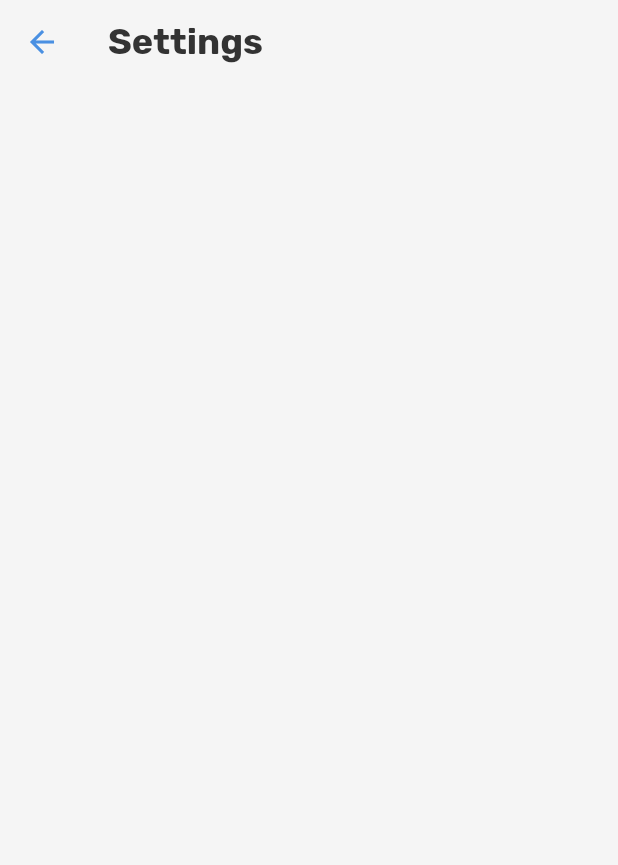
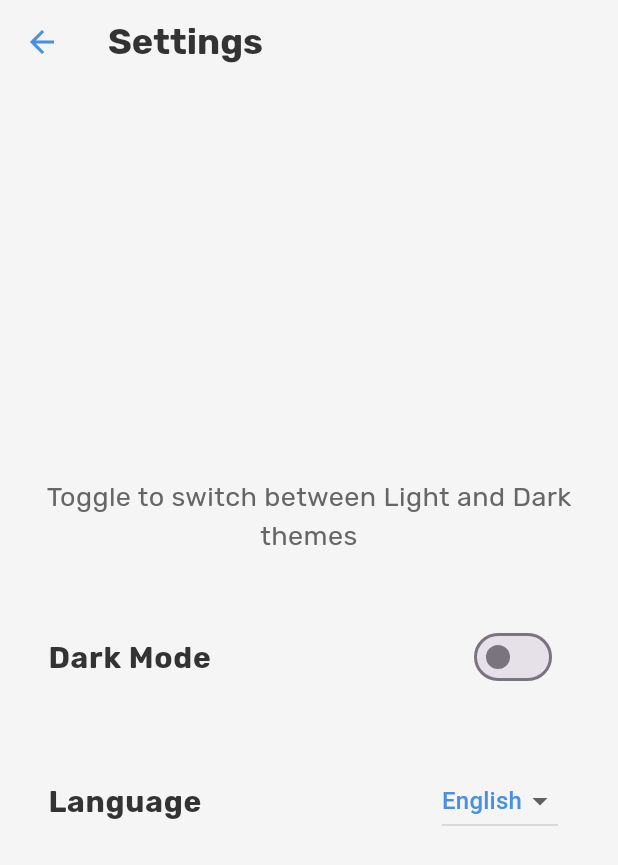
Before and after one commit to FadyElze3iky/BrainScopeAI, a Flutter app: the screen it shows after launch, after a tap on the "settings" icon, on a phone screen of 412 x 824 dp. Shown: the top 865 px of the screen. Run offline on Flutter 3.47's test engine with Material 3 defaults, Android fonts, the phone set to English and light mode, and no system bars; our stand-ins replace animated_text_kit, device_info_plus, device_preview, flutter_slidable, get, hive and 5 more; missing offline and left inert: tflite_flutter; accounts and stored records are empty.

Commit message:
stop for add intro

```diff
--- a/lib/core/theme/app_theme.dart
+++ b/lib/core/theme/app_theme.dart
@@ -1,6 +1,6 @@
 import 'package:flutter/material.dart';
 
-ThemeData appTheme() {
+ThemeData appThemeLight() {
   return ThemeData(
     // Primary color for the app
     primaryColor: Color(0xFF4A90E2), // Soft blue
@@ -78,3 +78,85 @@ ThemeData appTheme() {
     ),
   );
 }
+
+ThemeData appThemeDark() {
+  return ThemeData(
+    // Primary color for the app
+    primaryColor: Color(0xFF4A90E2), // Soft blue (retained for consistency)
+    scaffoldBackgroundColor: Color(0xFF121212), // Dark grey background
+
+    // AppBar theme
+    appBarTheme: AppBarTheme(
+      backgroundColor: Color(0xFF121212), // Match dark background
+      elevation: 0, // Flat design
+      titleTextStyle: TextStyle(
+        color: Color(0xFFE0E0E0), // Light grey for title
+        fontSize: 24,
+        fontWeight: FontWeight.bold,
+        fontFamily: 'Rubik',
+      ),
+      iconTheme:
+          IconThemeData(color: Color(0xFF4A90E2)), // Blue icons (retained)
+    ),
+
+    // Text theme for typography
+    textTheme: TextTheme(
+      headlineLarge: TextStyle(
+          fontSize: 24,
+          fontWeight: FontWeight.bold,
+          color: Color(0xFFE0E0E0), // Light grey
+          fontFamily: 'Rubik'),
+      bodyLarge: TextStyle(
+          fontSize: 20,
+          color: Color(0xFFE0E0E0), // Light grey
+          fontFamily: 'Rubik',
+          fontWeight: FontWeight.bold),
+      bodyMedium: TextStyle(
+          fontSize: 18,
+          color: Color(0xFFB0B0B0), // Medium grey
+          fontFamily: 'Rubik'),
+      bodySmall: TextStyle(
+          fontSize: 16,
+          color: Color(0xFF9E9E9E), // Slightly darker grey
+          fontFamily: 'Rubik'),
+      labelSmall: TextStyle(
+          fontSize: 14,
+          color: Color(0xFF8D8D8D), // Darker grey
+          fontFamily: 'Rubik'),
+    ),
+
+    // Button theme
+    elevatedButtonTheme: ElevatedButtonThemeData(
+      style: ElevatedButton.styleFrom(
+        backgroundColor: Color(0xFF4A90E2), // Blue button (slightly brighter)
+        foregroundColor: Colors.white, // White text/icon
+        shape: RoundedRectangleBorder(
+          borderRadius: BorderRadius.circular(12), // Rounded corners
+        ),
+        padding: EdgeInsets.symmetric(vertical: 16, horizontal: 24),
+        textStyle: TextStyle(fontSize: 16, fontWeight: FontWeight.w600),
+      ),
+    ),
+
+    // Card theme for sections
+    cardTheme: CardTheme(
+      color: Color(0xFF1E1E1E), // Darker card background
+      elevation: 2,
+      shape: RoundedRectangleBorder(
+        borderRadius: BorderRadius.circular(12),
+      ),
+    ),
+
+    // Icon theme
+    iconTheme: IconThemeData(
+      color: Color(0xFF4A90E2), // Blue icons (retained)
+      size: 24,
+    ),
+
+    // Progress indicators (e.g., CircularProgressIndicator)
+    progressIndicatorTheme: ProgressIndicatorThemeData(
+      color: Color(0xFF4A90E2), // Blue for progress (retained)
+      linearTrackColor: Color(0xFF616161), // Darker grey for pending
+    ),
+  );
+}
--- a/lib/features/home/data/repo/home_repo_impl.dart
+++ b/lib/features/home/data/repo/home_repo_impl.dart
@@ -204,7 +204,8 @@ class HomeRepoImpl implements HomeRepo {
       model.close();
       return {
         'class': maxIndex.toString(),
-        'confidence': '${(maxScore * 100).toStringAsFixed(2)}%'
+        'confidence': '${(maxScore * 100).toStringAsFixed(2)}%',
+        'persent': (maxScore * 100).toStringAsFixed(2).toString()
       };
     } catch (e) {
       throw (Exception('Error running inference: $e'));
--- a/lib/features/home/presentation/ui/home_screen/widgets/appbar/home_bar.dart
+++ b/lib/features/home/presentation/ui/home_screen/widgets/appbar/home_bar.dart
@@ -10,7 +10,7 @@ class HomeBar extends StatelessWidget {
   @override
   Widget build(BuildContext context) {
     return SliverAppBar(
-      title: const Text('Home'),
+      title: Text('Home'.tr),
       automaticallyImplyLeading: false,
       actions: <Widget>[
         IconButton(
@@ -18,7 +18,7 @@ class HomeBar extends StatelessWidget {
           onPressed: () {
             Get.toNamed('/setting');
           },
-          tooltip: 'Settings',
+          tooltip: 'Settings'.tr,
         ),
       ],
       floating: true,
@@ -47,10 +47,11 @@ class HomeBar extends StatelessWidget {
               borderRadius: BorderRadius.circular(10.0),
               boxShadow: [
                 BoxShadow(
-                  color: const Color.fromARGB(137, 175, 175, 175),
-                  blurRadius: 10.0,
-                  spreadRadius: 5.0,
-                  offset: Offset(4, 10),
+                  color: const Color.fromARGB(
+                      45, 0, 0, 0), // Shadow color with opacity
+                  spreadRadius: 0, // Spread of the shadow
+                  blurRadius: 20, // Blur effect
+                  offset: const Offset(15, 15), // Shadow position (bottom)
                 ),
               ]),
           child: ElevatedButton(
@@ -70,7 +71,7 @@ class HomeBar extends StatelessWidget {
                       height: 50,
                     ),
                     Text(
-                      'New Scan',
+                      'New Scan'.tr,
                       style: Theme.of(context)
                           .textTheme
                           .bodyLarge!
--- a/lib/features/home/presentation/ui/new_scan/widgets/new_scan_body.dart
+++ b/lib/features/home/presentation/ui/new_scan/widgets/new_scan_body.dart
@@ -32,7 +32,7 @@ class NewScanBody extends StatelessWidget {
                     fit: BoxFit.contain,
                     animate: true, // Reactive animation state
                   ),
-                  Text('From Gallery')
+                  Text('From Gallery'.tr)
                 ],
               ),
             ),
@@ -52,7 +52,7 @@ class NewScanBody extends StatelessWidget {
                     animate: true, // Reactive animation state
                   ),
                   Text(
-                    'Camera Scan',
+                    'Camera Scan'.tr,
                     style: TextStyle(color: Colors.grey),
                   )
                 ],
--- /dev/null
+++ b/lib/features/setting/presentation/controller/app_translations.dart
@@ -0,0 +1,61 @@
+import 'package:get/get.dart';
+
+class AppTranslations extends Translations {
+  @override
+  Map<String, Map<String, String>> get keys => {
+        'en': {
+          'light': 'Light',
+          'dark': 'Dark',
+          'toggle_theme_description':
+              'Toggle to switch between Light and Dark themes',
+          'dark_mode': 'Dark Mode',
+          'language': 'Language',
+          'english': 'English',
+          'arabic': 'Arabic',
+          'Home': 'Home',
+          'New Scan': 'New Scan',
+          'Add title': 'Add title',
+          'title': 'title',
+          'Save': 'Save',
+          'From Gallery': 'From Gallery',
+          'Camera Scan': 'Camera Scan',
+          'Confidence:': 'Confidence:',
+          'Class: %s': 'Class: %s',
+          'Settings': 'Settings',
+          'Class: Mild Demented': 'Class: Mild Demented',
+          'Class: Moderate Demented': 'Class: Moderate Demented',
+          'Class: Non Demented': 'Class: Non Demented',
+          'Class: Very Mild Demented': 'Class: Very Mild Demented',
+          'The confidence under 95% \nTry again with clear Brain MRI':
+              'The confidence under 95% \nTry again with clear Brain MRI',
+          'unknowen': 'unknowen',
+        },
+        'ar': {
+          'light': 'فاتح',
+          'dark': 'داكن',
+          'toggle_theme_description':
+              'قم بالتبديل لتغيير بين الثيمات الفاتحة والداكنة',
+          'dark_mode': 'الوضع الداكن',
+          'language': 'اللغة',
+          'english': 'الإنجليزية',
+          'arabic': 'العربية',
+          'Home': 'الرئيسية',
+          'New Scan': 'مسح جديد',
+          'Add title': 'إضافة عنوان',
+          'title': 'عنوان',
+          'Save': 'حفظ',
+          'From Gallery': 'من المعرض',
+          'Camera Scan': 'مسح بالكاميرا',
+          'Confidence:': 'الثقة:',
+          'Class: %s': 'الفئة: %s',
+          'Settings': 'الإعدادات',
+          'Class: Mild Demented': 'الفئة:الخرف الخفيف',
+          'Class: Moderate Demented': 'الفئة:الخرف المتوسط',
+          'Class: Non Demented': 'الفئة:غير مصاب بالخرف',
+          'Class: Very Mild Demented': 'الفئة:الخرف الخفيف جدًا',
+          'The confidence under 95% \nTry again with clear Brain MRI':
+              'الثقة أقل من 95% \nحاول مرة أخرى باستخدام صورة رنين مغناطيسي واضحة للدماغ',
+          'unknowen': 'غير معروف',
+        },
+      };
+}
--- /dev/null
+++ b/lib/features/setting/presentation/controller/setting_controller.dart
@@ -0,0 +1,76 @@
+import 'package:BrainScopeAI/core/theme/app_theme.dart';
+import 'package:flutter/material.dart';
+import 'package:get/get.dart';
+import 'package:hive/hive.dart';
+
+class SettingsController extends GetxController {
+  // Keys for Hive storage
+  static const String _themeKey = 'isDarkMode';
+  static const String _localeKey = 'locale';
+
+  // Hive box name
+  static const String _boxName = 'settings';
+
+  // Observable for dark mode
+  var isDarkMode = false.obs;
+
+  // Observable for locale
+  var currentLocale = 'en'.obs; // Default to English
+
+  // Hive box reference
+  late Box _settingsBox;
+
+  @override
+  void onInit() {
+    super.onInit();
+    _initHive();
+  }
+
+  // Initialize Hive and load preferences
+  Future<void> _initHive() async {
+    _settingsBox = await Hive.openBox(_boxName);
+    // Load saved theme preference, default to false (light mode)
+    isDarkMode.value = _settingsBox.get(_themeKey, defaultValue: false) as bool;
+    // Load saved locale preference, default to 'en'
+    currentLocale.value =
+        _settingsBox.get(_localeKey, defaultValue: 'en') as String;
+    // Update app theme and locale
+    _updateTheme();
+    _updateLocale();
+  }
+
+  // Toggle theme and save preference
+  void toggleTheme() {
+    isDarkMode.value = !isDarkMode.value;
+    _settingsBox.put(_themeKey, isDarkMode.value);
+    _updateTheme();
+  }
+
+  // Update the app's theme
+  void _updateTheme() {
+    Get.changeTheme(isDarkMode.value ? appThemeDark() : appThemeLight());
+  }
+
+  // Get current theme mode
+  ThemeMode getCurrentTheme() {
+    return isDarkMode.value ? ThemeMode.dark : ThemeMode.light;
+  }
+
+  // Change locale and save preference
+  void changeLocale(String locale) {
+    currentLocale.value = locale;
+    _settingsBox.put(_localeKey, locale);
+    _updateLocale();
+  }
+
+  // Update the app's locale
+  void _updateLocale() {
+    Get.updateLocale(Locale(currentLocale.value));
+  }
+
+  @override
+  void onClose() {
+    _settingsBox.close();
+    super.onClose();
+  }
+}
--- /dev/null
+++ b/lib/features/setting/presentation/ui/setting_screen.dart
@@ -0,0 +1,17 @@
+import 'package:BrainScopeAI/features/setting/presentation/ui/widgets/setting_body.dart';
+import 'package:flutter/material.dart';
+import 'package:get/get.dart';
+
+class SettingScreen extends StatelessWidget {
+  const SettingScreen({super.key});
+
+  @override
+  Widget build(BuildContext context) {
+    return Scaffold(
+      appBar: AppBar(
+        title: Text('Settings'.tr),
+      ),
+      body: SettingBody(),
+    );
+  }
+}
--- /dev/null
+++ b/lib/features/setting/presentation/ui/widgets/setting_body.dart
@@ -0,0 +1,75 @@
+import 'package:BrainScopeAI/features/setting/presentation/controller/setting_controller.dart';
+import 'package:flutter/material.dart';
+import 'package:get/get.dart';
+
+class SettingBody extends StatelessWidget {
+  const SettingBody({super.key});
+
+  @override
+  Widget build(BuildContext context) {
+    final SettingsController settingsController =
+        Get.find<SettingsController>();
+
+    return Center(
+      child: Padding(
+        padding: const EdgeInsets.all(16.0),
+        child: Column(
+          mainAxisAlignment: MainAxisAlignment.center,
+          children: [
+            // Display current theme
+
+            // Description
+            Text(
+              'toggle_theme_description'.tr,
+              style: Theme.of(context).textTheme.bodyMedium,
+              textAlign: TextAlign.center,
+            ),
+            SizedBox(height: 40),
+            // Theme toggle switch
+            Obx(() => SwitchListTile(
+                  title: Text(
+                    'dark_mode'.tr,
+                    style: Theme.of(context).textTheme.bodyLarge,
+                  ),
+                  value: settingsController.isDarkMode.value,
+                  onChanged: (value) {
+                    settingsController.toggleTheme();
+                  },
+                  activeColor: Theme.of(context).primaryColor,
+                )),
+            SizedBox(height: 40),
+            // Language toggle
+            Obx(() => ListTile(
+                  title: Text(
+                    'language'.tr,
+                    style: Theme.of(context).textTheme.bodyLarge,
+                  ),
+                  trailing: DropdownButton<String>(
+                    value: settingsController.currentLocale.value,
+                    items: [
+                      DropdownMenuItem(
+                        value: 'en',
+                        child: Text('english'.tr,
+                            style: TextStyle(
+                                color: Theme.of(context).primaryColor)),
+                      ),
+                      DropdownMenuItem(
+                        value: 'ar',
+                        child: Text('arabic'.tr,
+                            style: TextStyle(
+                                color: Theme.of(context).primaryColor)),
+                      ),
+                    ],
+                    onChanged: (value) {
+                      if (value != null) {
+                        settingsController.changeLocale(value);
+                      }
+                    },
+                  ),
+                )),
+          ],
+        ),
+      ),
+    );
+  }
+}
--- a/lib/features/setting/presentation/ui/widgets/setting_screen.dart
+++ /dev/null
@@ -1,13 +0,0 @@
-import 'package:flutter/material.dart';
-
-class SettingScreen extends StatelessWidget {
-  const SettingScreen({super.key});
-
-  @override
-  Widget build(BuildContext context) {
-    return Scaffold(
-        appBar: AppBar(
-      title: Text('Settings'),
-    ));
-  }
-}
--- a/lib/features/splash/presentation/UI/splash_screen.dart
+++ b/lib/features/splash/presentation/UI/splash_screen.dart
@@ -18,6 +18,7 @@ class SplashScreen extends StatelessWidget {
         child: Row(
           mainAxisAlignment: MainAxisAlignment.center,
           mainAxisSize: MainAxisSize.min,
+          textDirection: TextDirection.ltr,
           children: [
             Container(
                 child: Lottie.asset(
@@ -39,8 +40,8 @@ class SplashScreen extends StatelessWidget {
                             30), // Rounded corners for the container
                         boxShadow: [
                           BoxShadow(
-                            color: const Color.fromARGB(255, 228, 228,
-                                228), // Shadow color with opacity
+                            color: const Color.fromARGB(
+                                10, 0, 0, 0), // Shadow color with opacity
                             spreadRadius: -5, // Spread of the shadow
                             blurRadius: 15, // Blur effect
                             offset:
@@ -50,15 +51,14 @@ class SplashScreen extends StatelessWidget {
                       ),
                       child: AnimatedTextKit(
                         animatedTexts: [
-                          TypewriterAnimatedText(
-                            'BrainScope AI',
+                          TypewriterAnimatedText('BrainScope AI',
                               textStyle: Theme.of(context)
                                   .textTheme
                                   .headlineLarge!
                                   .copyWith(
                                       color: Theme.of(context).primaryColor),
                               speed: const Duration(milliseconds: 100),
-                          ),
+                              cursor: ''),
                         ],
                         totalRepeatCount: 1,
                       ),
--- a/lib/main.dart
+++ b/lib/main.dart
@@ -1,12 +1,14 @@
 import 'package:BrainScopeAI/features/home/domain/entity/result_entity.dart';
 import 'package:BrainScopeAI/features/home/presentation/controller/new_scan_controller.dart';
+import 'package:BrainScopeAI/features/setting/presentation/controller/app_translations.dart';
+import 'package:BrainScopeAI/features/setting/presentation/controller/setting_controller.dart';
 import 'package:device_preview/device_preview.dart';
 import 'package:flutter/material.dart';
 import 'package:get/get.dart';
 import 'package:BrainScopeAI/core/theme/app_theme.dart';
 import 'package:BrainScopeAI/features/home/presentation/ui/home_screen/home_screen.dart';
 import 'package:BrainScopeAI/features/home/presentation/ui/new_scan/new_scan_screen.dart';
-import 'package:BrainScopeAI/features/setting/presentation/ui/widgets/setting_screen.dart';
+import 'package:BrainScopeAI/features/setting/presentation/ui/setting_screen.dart';
 import 'package:BrainScopeAI/features/splash/presentation/UI/splash_screen.dart';
 import 'package:hive_flutter/adapters.dart';
 
@@ -30,11 +32,17 @@ class MyApp extends StatelessWidget {
   @override
   Widget build(BuildContext context) {
     Get.put(ScannerController());
+    final settingController = Get.put(SettingsController());
+    return Obx(() {
       return GetMaterialApp(
         debugShowCheckedModeBanner: false,
         home: SplashScreen(),
-      theme: appTheme(),
+        theme: appThemeLight(),
+        locale: Locale(settingController.currentLocale.value),
+        darkTheme: appThemeDark(),
+        themeMode: settingController.getCurrentTheme(),
         initialRoute: '/splash',
+        translations: AppTranslations(),
         getPages: [
           GetPage(name: '/splash', page: () => const SplashScreen()),
           GetPage(name: '/home', page: () => const HomeScreen()),
@@ -42,5 +50,6 @@ class MyApp extends StatelessWidget {
           GetPage(name: '/NewScanScreen', page: () => const NewScanScreen()),
         ],
       );
+    });
   }
 }
```
Also changed, not shown: lib/features/home/presentation/controller/new_scan_controller.dart (+13 -2 lines), lib/features/home/presentation/ui/home_screen/widgets/home_list/list_item.dart (+8 -5 lines), lib/features/home/presentation/ui/new_scan/new_scan_screen.dart (+16 -6 lines), lib/features/home/presentation/ui/new_scan/widgets/start_modle_body.dart (+33 -11 lines), 5 other files. Lines whose indentation alone changed are shown as unchanged.
